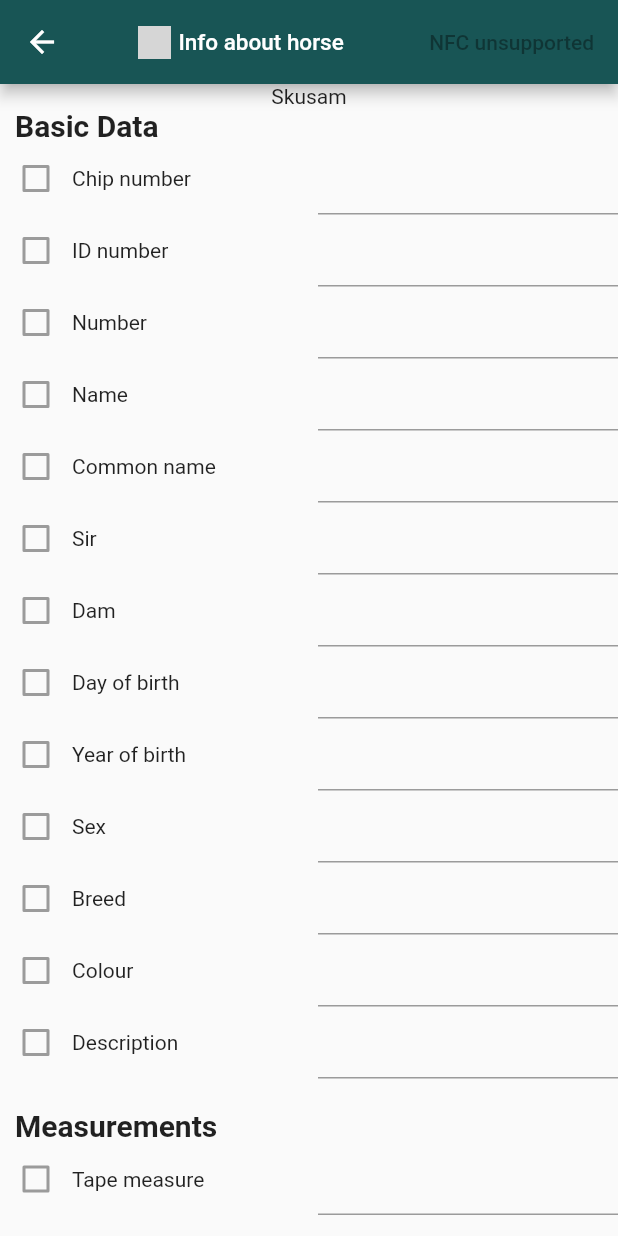
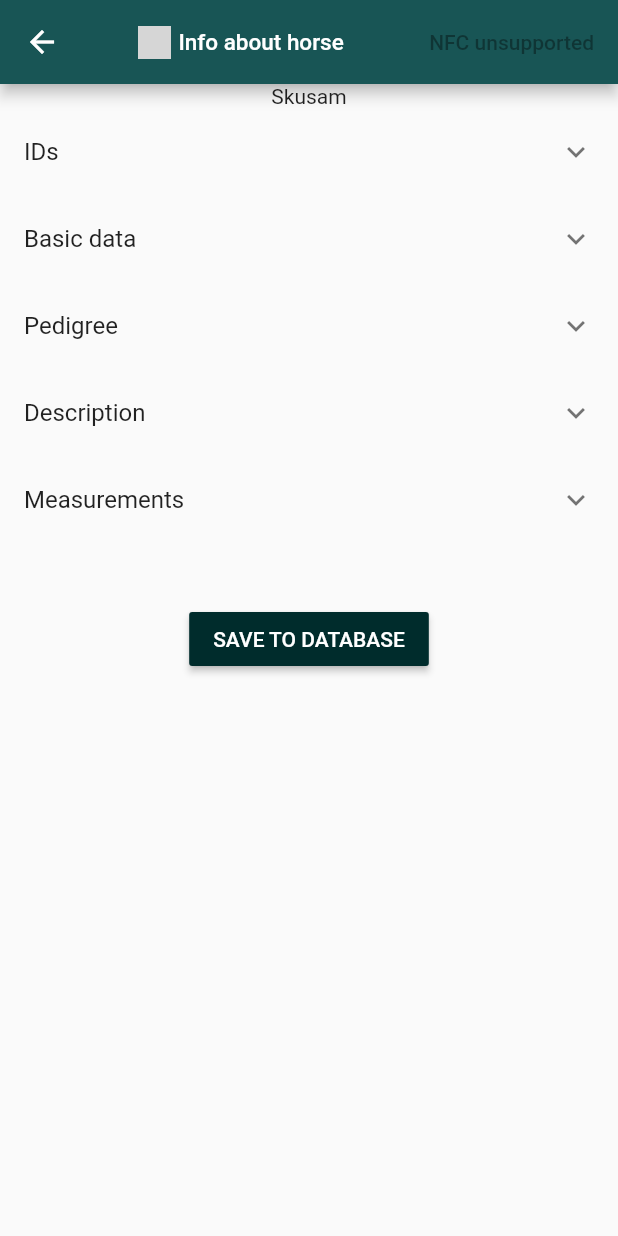
Before and after one commit to MiriamVar/horses_app, a Flutter app: the HorseInfo screen opened directly with empty values, on a phone screen of 412 x 824 dp. Run offline on Flutter 3.47's test engine with Material 2 defaults, Android fonts, the phone set to English and light mode, and no system bars; our stand-ins replace flutter_offline, flutter_slidable, sqflite; missing offline and left inert: nfc_in_flutter; accounts and stored records are empty; statements that could not run were skipped; grey boxes are pictures that could not be loaded.

Commit message:
new design of info about horse

```diff
--- a/lib/screens/HorseInfo.dart
+++ b/lib/screens/HorseInfo.dart
@@ -246,60 +246,53 @@ class _HorseInfoState extends State<HorseInfo> {
                             child,
                             Column(
                               children: <Widget>[
-                                Row(
+                              ExpansionTile(
+                                title: Text("IDs"),
                                 children: <Widget>[
-                                    Padding(
-                                        padding: EdgeInsets.only(left: 10.0)
-                                    ),
-                                    Text(
-                                      "Basic Data",
-                                      style: TextStyle(
-                                          fontSize: 20.0,
-                                          fontWeight: FontWeight.bold
-                                      ),
-                                    ),
+                                  _field("Chip number", ""),
+                                  _field("ID number", ""),
                                 ],
                               ),
-                                _field("Chip number", ""),
-                                _field("ID number", ""),
+                                ExpansionTile(
+                                  title: Text("Basic data"),
+                                  children: <Widget>[
                                     _field("Number", ""),
                                     _field("Name",""),
                                     _field("Common name", ""),
+                                    _field("Day of birth", ""),
+                                    _field("Year of birth", ""),
+                                  ],
+                                ),
+                                ExpansionTile(
+                                  title: Text("Pedigree"),
+                                  children: <Widget>[
                                     _field("Sir", ""),
                                     _field("Dam", ""),
-                                _field("Day of birth", ""),
-                                _field("Year of birth", ""),
+                                  ],
+                                ),
+                                ExpansionTile(
+                                  title: Text("Description"),
+                                  children: <Widget>[
                                     _field("Sex", ""),
                                     _field("Breed", ""),
                                     _field("Colour", ""),
                                     _field("Description", "")
                                   ],
                                 ),
-                            SizedBox(
-                              height: 20.0,
-                            ),
-                            Column(
+                                ExpansionTile(
+                                  title: Text("Measurements"),
                                   children: <Widget>[
-                                Row(
-                                  children: <Widget>[
-                                    Padding(
-                                        padding: EdgeInsets.only(left: 10.0)
-                                    ),
-                                    Text(
-                                      "Measurements",
-                                      style: TextStyle(
-                                          fontSize: 20.0,
-                                          fontWeight: FontWeight.bold
-                                      ),
-                                    ),
-                                  ],
-                                ),
                                     _field("Tape measure", ""),
                                     _field("Stick measure", ""),
                                     _field("Breast girth", ""),
                                     _field("Cannon girth", ""),
                                     _field("Weight", ""),
                                   ],
+                                )
+                              ],
+                            ),
+                            SizedBox(
+                              height: 20.0,
                             ),
                             _saveToDB(),
                           ],
@@ -310,60 +303,53 @@ class _HorseInfoState extends State<HorseInfo> {
                             child,
                             Column(
                               children: <Widget>[
-                                Row(
+                                ExpansionTile(
+                                  title: Text("IDs"),
                                   children: <Widget>[
-                                    Padding(
-                                        padding: EdgeInsets.only(left: 10.0)
-                                    ),
-                                    Text(
-                                      "Basic Data",
-                                      style: TextStyle(
-                                          fontSize: 20.0,
-                                          fontWeight: FontWeight.bold
-                                      ),
-                                    ),
+                                    _field("Chip number", horseFromDB.chipNumber),
+                                    _field("ID number", horseFromDB.IDNumber),
                                   ],
                                 ),
-                                _field("Chip number", horseFromDB.chipNumber),
-                                _field("ID number", horseFromDB.IDNumber),
+                                ExpansionTile(
+                                  title: Text("Basic data"),
+                                  children: <Widget>[
                                     _field("Number", horseFromDB.number),
                                     _field("Name", horseFromDB.name),
                                     _field("Common name", horseFromDB.commonName),
+                                    _field("Day of birth", horseFromDB.dob),
+                                    _field("Year of birth", horseFromDB.yob),
+                                  ],
+                                ),
+                                ExpansionTile(
+                                  title: Text("Pedigree"),
+                                  children: <Widget>[
                                     _field("Sir", horseFromDB.sir),
                                     _field("Dam", horseFromDB.dam),
-                                _field("Day of birth", horseFromDB.dob),
-                                _field("Year of birth", horseFromDB.yob),
+                                  ],
+                                ),
+                                ExpansionTile(
+                                  title: Text("Description"),
+                                  children: <Widget>[
                                     _field("Sex", horseFromDB.sex),
                                     _field("Breed", horseFromDB.breed),
                                     _field("Colour", horseFromDB.colour),
                                     _field("Description", horseFromDB.description)
                                   ],
                                 ),
-                            SizedBox(
-                              height: 20.0,
-                            ),
-                            Column(
+                                ExpansionTile(
+                                  title: Text("Measurements"),
                                   children: <Widget>[
-                                Row(
-                                  children: <Widget>[
-                                    Padding(
-                                        padding: EdgeInsets.only(left: 10.0)
-                                    ),
-                                    Text(
-                                      "Measurements",
-                                      style: TextStyle(
-                                          fontSize: 20.0,
-                                          fontWeight: FontWeight.bold
-                                      ),
-                                    ),
-                                  ],
-                                ),
                                     _field("Tape measure", horseFromDB.tapeMeasure),
                                     _field("Stick measure", horseFromDB.stickMeasure),
                                     _field("Breast girth", horseFromDB.breastGirth),
                                     _field("Cannon girth", horseFromDB.cannonGirth),
                                     _field("Weight", horseFromDB.weight),
                                   ],
+                                )
+                              ],
+                            ),
+                            SizedBox(
+                              height: 20.0,
                             ),
                             _saveToDB(),
                           ],
--- a/lib/screens/login.dart
+++ b/lib/screens/login.dart
@@ -171,6 +171,7 @@ class _LoginPageState extends State<LoginPage>{
             _isLoading = false;
           });
           if(user != null){
+            //toto nejde
             // ignore: unrelated_type_equality_checks
             if(user.name.compareTo("Jano") == true){
               Navigator.of(context).push(MaterialPageRoute(
```
Also changed, not shown: lib/screens/main.dart (+26 -71 lines). Lines whose indentation alone changed are shown as unchanged.
